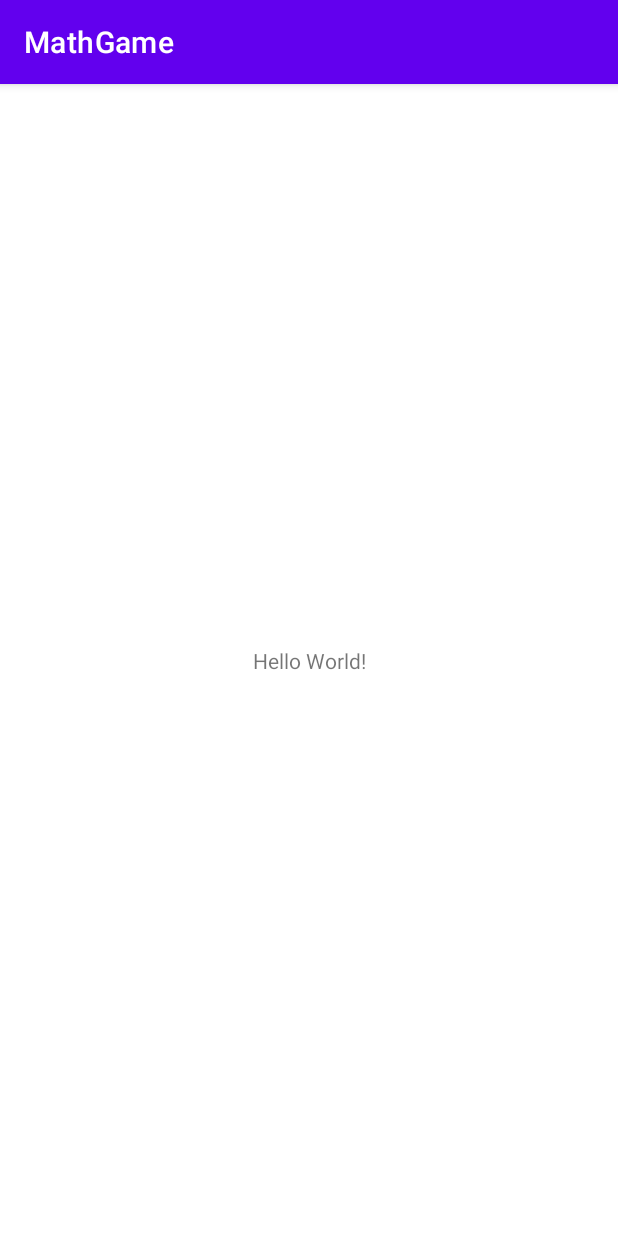
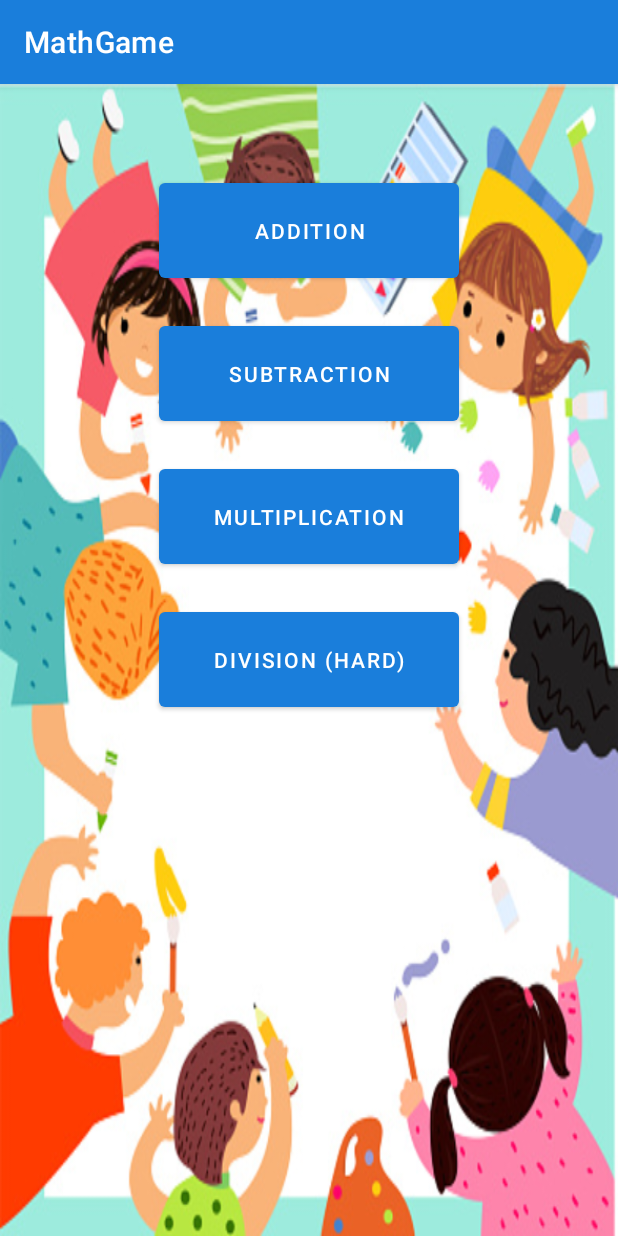
Before and after one commit to JoseTheChamp/MathGame, an Android app: the screen it shows after launch (MainActivity), on a phone screen of 412 x 824 dp. Run offline under Robolectric (Android 15) with nearby library versions, the phone set to English and light mode, and no system bars.

Commit message:
Main menu and layout for game loop.

```diff
--- a/app/src/main/AndroidManifest.xml
+++ b/app/src/main/AndroidManifest.xml
@@ -10,6 +10,9 @@
         android:supportsRtl="true"
         android:theme="@style/Theme.MathGame">
         <activity
+            android:name=".Game"
+            android:exported="false" />
+        <activity
             android:name=".MainActivity"
             android:exported="true">
             <intent-filter>
--- a/app/src/main/java/com/company/mathgame/MainActivity.java
+++ b/app/src/main/java/com/company/mathgame/MainActivity.java
@@ -2,13 +2,35 @@ package com.company.mathgame;
 
 import androidx.appcompat.app.AppCompatActivity;
 
+import android.content.Intent;
 import android.os.Bundle;
+import android.view.View;
+import android.widget.Button;
 
 public class MainActivity extends AppCompatActivity {
+
+    Button addition;
+    Button subtraction;
+    Button multi;
+    Button division;
 
     @Override
     protected void onCreate(Bundle savedInstanceState) {
         super.onCreate(savedInstanceState);
         setContentView(R.layout.activity_main);
+
+        addition = findViewById(R.id.buttonAddition);
+        subtraction = findViewById(R.id.buttonSubtraction);
+        multi = findViewById(R.id.buttonMultiplication);
+        division = findViewById(R.id.buttonDivision);
+
+        addition.setOnClickListener(new View.OnClickListener(){
+            @Override
+            public void onClick(View view) {
+                Intent intent = new Intent(MainActivity.this,Game.class);
+                startActivity(intent);
+            }
+        });
+
     }
 }
--- a/app/src/main/res/layout/activity_main.xml
+++ b/app/src/main/res/layout/activity_main.xml
@@ -1,18 +1,39 @@
 <?xml version="1.0" encoding="utf-8"?>
-<androidx.constraintlayout.widget.ConstraintLayout xmlns:android="http://schemas.android.com/apk/res/android"
+<LinearLayout xmlns:android="http://schemas.android.com/apk/res/android"
     xmlns:app="http://schemas.android.com/apk/res-auto"
     xmlns:tools="http://schemas.android.com/tools"
     android:layout_width="match_parent"
     android:layout_height="match_parent"
+    android:background="@drawable/backgroud1"
+    android:gravity="center_horizontal"
+    android:orientation="vertical"
     tools:context=".MainActivity">
 
-    <TextView
-        android:layout_width="wrap_content"
-        android:layout_height="wrap_content"
-        android:text="Hello World!"
-        app:layout_constraintBottom_toBottomOf="parent"
-        app:layout_constraintLeft_toLeftOf="parent"
-        app:layout_constraintRight_toRightOf="parent"
-        app:layout_constraintTop_toTopOf="parent" />
+    <Button
+        android:id="@+id/buttonAddition"
+        android:layout_width="200dp"
+        android:layout_height="75dp"
+        android:layout_marginTop="60dp"
+        android:text="Addition" />
 
-</androidx.constraintlayout.widget.ConstraintLayout>
+    <Button
+        android:id="@+id/buttonSubtraction"
+        android:layout_width="200dp"
+        android:layout_height="75dp"
+        android:layout_marginTop="20dp"
+        android:text="subtraction" />
+
+    <Button
+        android:id="@+id/buttonMultiplication"
+        android:layout_width="200dp"
+        android:layout_height="75dp"
+        android:layout_marginTop="20dp"
+        android:text="Multiplication" />
+
+    <Button
+        android:id="@+id/buttonDivision"
+        android:layout_width="200dp"
+        android:layout_height="75dp"
+        android:layout_marginTop="20dp"
+        android:text="Division (hard)" />
+</LinearLayout>
--- a/app/src/main/res/values/colors.xml
+++ b/app/src/main/res/values/colors.xml
@@ -7,4 +7,7 @@
     <color name="teal_700">#FF018786</color>
     <color name="black">#FF000000</color>
     <color name="white">#FFFFFFFF</color>
+    <color name="aquaTint">#FF11adf0</color>
+    <color name="aqua">#FF1a7edb</color>
+
 </resources>
--- a/app/src/main/res/values/themes.xml
+++ b/app/src/main/res/values/themes.xml
@@ -2,8 +2,8 @@
     <!-- Base application theme. -->
     <style name="Theme.MathGame" parent="Theme.MaterialComponents.DayNight.DarkActionBar">
         <!-- Primary brand color. -->
-        <item name="colorPrimary">@color/purple_500</item>
-        <item name="colorPrimaryVariant">@color/purple_700</item>
+        <item name="colorPrimary">@color/aqua</item>
+        <item name="colorPrimaryVariant">@color/aquaTint</item>
         <item name="colorOnPrimary">@color/white</item>
         <!-- Secondary brand color. -->
         <item name="colorSecondary">@color/teal_200</item>
```
Also changed, not shown: app/src/main/java/com/company/mathgame/Game.java (added, +14 -0 lines), app/src/main/res/layout/activity_game.xml (added, +114 -0 lines), app/src/main/res/drawable/backgroud1.jpg (added), app/src/main/res/drawable/mathgirl.png (added).
